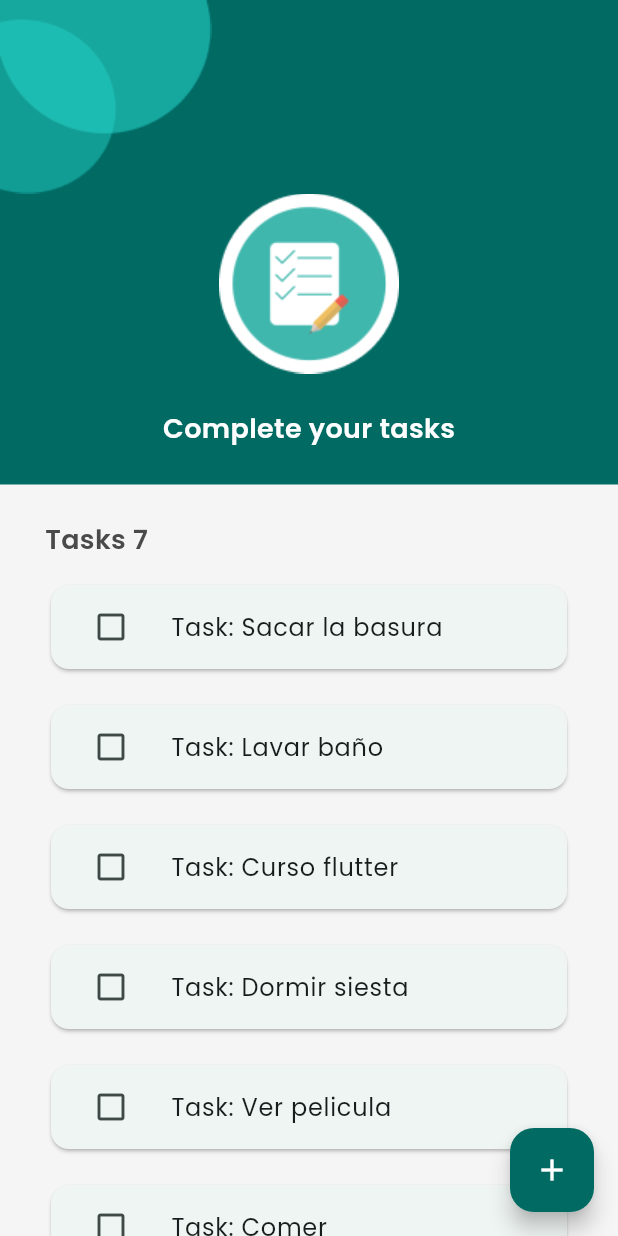
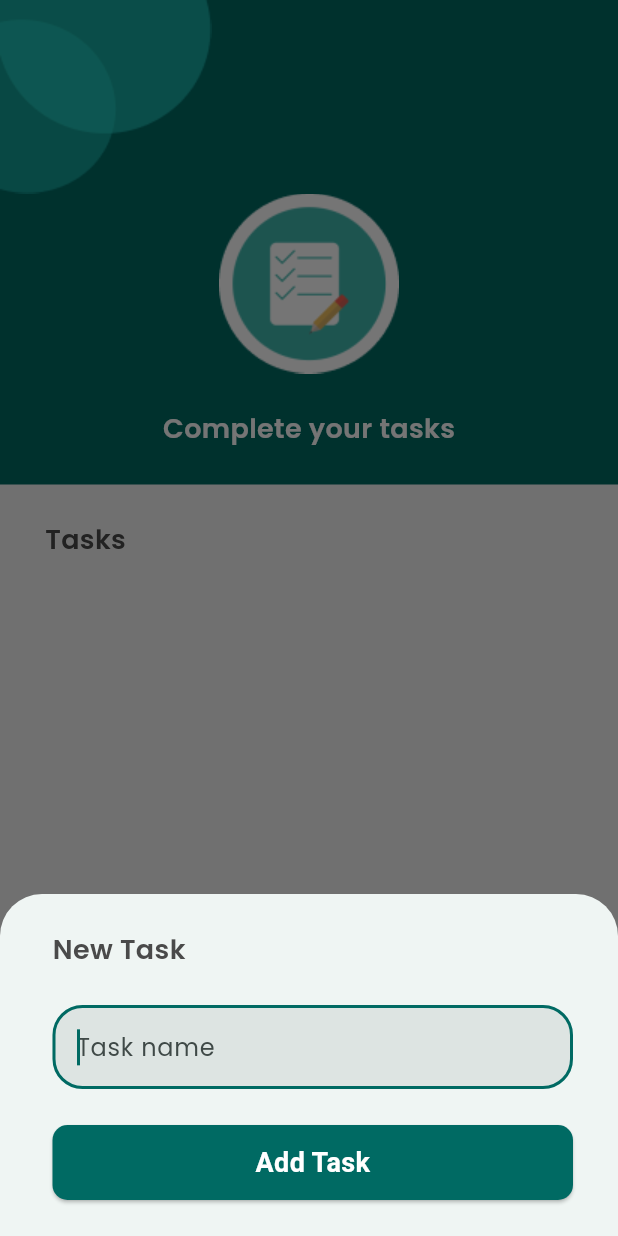
Before and after one commit to Davidciro-333/to_do_list, a Flutter app: the TaskListPage screen opened directly, after a tap on the "add" icon, on a phone screen of 412 x 824 dp. Run offline on Flutter 3.47's test engine with Material 3 defaults, Android fonts, the phone set to English and light mode, and no system bars.

Commit message:
Changes in TaskListPage, add new tasks with TaskModal .

```diff
--- a/lib/app/app.dart
+++ b/lib/app/app.dart
@@ -23,6 +23,18 @@ class MyApp extends StatelessWidget {
             bodyColor: textColor,
             displayColor: textColor
         ),
+        elevatedButtonTheme: ElevatedButtonThemeData(
+          style: ElevatedButton.styleFrom(
+            minimumSize: const Size(double.infinity, 50),
+            shape: RoundedRectangleBorder(
+              borderRadius: BorderRadius.circular(10),
+            ),
+            textStyle: Theme.of(context).textTheme.bodyMedium?.copyWith(
+              fontSize: 18,
+              fontWeight: FontWeight.w700,
+            ),
+          )
+        ),
       ),
       debugShowCheckedModeBanner: false,
       home: const SplashPage(),
--- a/lib/app/view/task_list/task_list_page.dart
+++ b/lib/app/view/task_list/task_list_page.dart
@@ -2,10 +2,6 @@ import 'package:flutter/material.dart';
 import 'package:to_do_list/app/model/task.dart';
 import 'package:to_do_list/app/view/components/shape.dart';
 import 'package:to_do_list/app/view/components/title.dart';
-
-class Counter {
-  static int count = taskList.length;
-}
 
 class TaskListPage extends StatefulWidget {
   const TaskListPage({super.key});
@@ -15,6 +11,8 @@ class TaskListPage extends StatefulWidget {
 }
 
 class _TaskListPageState extends State<TaskListPage> {
+  final taskList = <Task>[];
+
   @override
   Widget build(BuildContext context) {
     return Scaffold(
@@ -23,72 +21,158 @@ class _TaskListPageState extends State<TaskListPage> {
           mainAxisAlignment: MainAxisAlignment.start,
           children: [
             const _Header(),
-            Column(
+            const Column(
               children: [
                 Padding(
-                  padding: const EdgeInsets.only(bottom: 13),
+                  padding: EdgeInsets.only(bottom: 13),
                   child: Row(
                     mainAxisAlignment: MainAxisAlignment.start,
                     children: [
                       Padding(
-                        padding: const EdgeInsets.only(top: 24, left: 30),
-                        child: TextTitle('Tasks ${Counter.count}'),
+                        padding: EdgeInsets.only(top: 24, left: 30),
+                        child: TextTitle('Tasks'),
                       ),
                     ],
                   ),
                 ),
               ],
             ),
-            const _TaskList(),
+            _TaskList(
+              taskList,
+              onTaskDoneChange: (task) {
+                setState(() {
+                  task.isCompleted = !task.isCompleted;
+                });
+              },
+            ),
           ],
         ),
       ),
       floatingActionButton: FloatingActionButton(
-        onPressed: () {
-          setState(() {
-            Counter.count++;
-          });
-        },
+        onPressed: () => _showTaskModal(context),
         backgroundColor: Theme.of(context).colorScheme.primary,
         child: const Icon(Icons.add, color: Colors.white),
       ),
     );
   }
+
+  void _showTaskModal(BuildContext context) {
+    true;
+    showModalBottomSheet(
+      context: context,
+      builder: (_) => _NewTaskModal(
+        onTaskAdded: (Task task) {
+          setState(() {
+            taskList.add(task);
+          });
+        },
+      ),
+      isScrollControlled: true,
+    );
+  }
 }
 
-class _TaskList extends StatefulWidget {
-  const _TaskList();
+class _NewTaskModal extends StatefulWidget {
+  _NewTaskModal({required this.onTaskAdded});
+
+  final void Function(Task task) onTaskAdded;
 
   @override
-  State<_TaskList> createState() => _TaskListState();
+  State<_NewTaskModal> createState() => _NewTaskModalState();
 }
 
-final taskList = <Task>[
-  Task('Sacar la basura'),
-  Task('Lavar baño'),
-  Task('Curso flutter'),
-  Task('Dormir siesta'),
-  Task('Ver pelicula'),
-  Task('Comer'),
-];
+class _NewTaskModalState extends State<_NewTaskModal> {
+  final _controller = TextEditingController();
 
-class _TaskListState extends State<_TaskList> {
+  @override
+  void dispose() {
+    _controller.dispose();
+    super.dispose();
+  }
+
+  @override
+  Widget build(BuildContext context) {
+    return Padding(
+      padding:
+          EdgeInsets.only(bottom: MediaQuery.of(context).viewInsets.bottom),
+      child: Container(
+        width: double.maxFinite,
+        height: 228,
+        decoration: const BoxDecoration(
+          borderRadius: BorderRadius.vertical(top: Radius.circular(21)),
+        ),
+        child: Column(
+          crossAxisAlignment: CrossAxisAlignment.start,
+          children: [
+            const Padding(
+              padding: EdgeInsets.only(top: 24, left: 35),
+              child: TextTitle('New Task'),
+            ),
+            Padding(
+              padding: const EdgeInsets.only(top: 24, left: 35, right: 30),
+              child: TextField(
+                autofocus: true,
+                textInputAction: TextInputAction.go,
+                textCapitalization: TextCapitalization.sentences,
+                keyboardType: TextInputType.text,
+                keyboardAppearance: Brightness.light,
+                controller: _controller,
+                decoration: InputDecoration(
+                  filled: true,
+                  hintText: 'Task name',
+                  border: OutlineInputBorder(
+                    borderRadius: BorderRadius.circular(20),
+                  ),
+                ),
+              ),
+            ),
+            Padding(
+              padding: const EdgeInsets.only(top: 24, left: 35, right: 30),
+              child: ElevatedButton(
+                style: ElevatedButton.styleFrom(
+                  backgroundColor: Theme.of(context).colorScheme.primary,
+                ),
+                onPressed: () {
+                  if (_controller.text.isNotEmpty) {
+                    final task = Task(_controller.text);
+                    widget.onTaskAdded(task);
+                    Navigator.of(context).pop();
+                  }
+                },
+                child: const Text(
+                  'Add Task',
+                  style: TextStyle(color: Colors.white),
+                ),
+              ),
+            ),
+          ],
+        ),
+      ),
+    );
+  }
+}
+
+class _TaskList extends StatelessWidget {
+  const _TaskList(this.taskList, {required this.onTaskDoneChange});
+
+  final List<Task> taskList;
+  final void Function(Task task) onTaskDoneChange;
+
   @override
   Widget build(BuildContext context) {
     return Expanded(
-        child: Padding(
-      padding: const EdgeInsets.symmetric(horizontal: 30),
-      child: ListView.separated(
-          itemBuilder: (_, index) => _TaskItem(taskList[index], onTap: () {
-                taskList[index].isCompleted = !taskList[index].isCompleted;
-                setState(() {
-                  //Counter.count--;
-                });
-              }),
-          separatorBuilder: (_, __) =>
-              const Padding(padding: EdgeInsets.only(top: 16)),
-          itemCount: taskList.length),
-    ));
+      child: Padding(
+        padding: const EdgeInsets.only(left: 30, right: 30, bottom: 30),
+        child: ListView.separated(
+            itemBuilder: (_, index) => _TaskItem(
+                  taskList[index],
+                  onTap: () => onTaskDoneChange(taskList[index]),
+                ),
+            separatorBuilder: (_, __) =>
+                const Padding(padding: EdgeInsets.only(top: 16)),
+            itemCount: taskList.length),
+      ),
+    );
   }
 }
 
@@ -141,18 +225,13 @@ class _TaskItemState extends State<_TaskItem> {
       onTap: widget.onTap,
       child: Card(
         child: ListTile(
-          title: Text('Task: ${widget.task.title}'),
-          leading: IconButton(
-              onPressed: () {
-                widget.task.isCompleted = !widget.task.isCompleted;
-                if (Counter.count > 0) {
-                  Counter.count--;
-                }
-                setState(() {});
-              },
-              icon: widget.task.isCompleted
-                  ? const Icon(Icons.check_box_rounded)
-                  : const Icon(Icons.check_box_outline_blank)),
+          title: Text(widget.task.title),
+          leading: Icon(
+            widget.task.isCompleted
+                ? Icons.check
+                : Icons.check_box_outline_blank,
+            color: Theme.of(context).colorScheme.primary,
+          ),
         ),
       ),
     );
```
